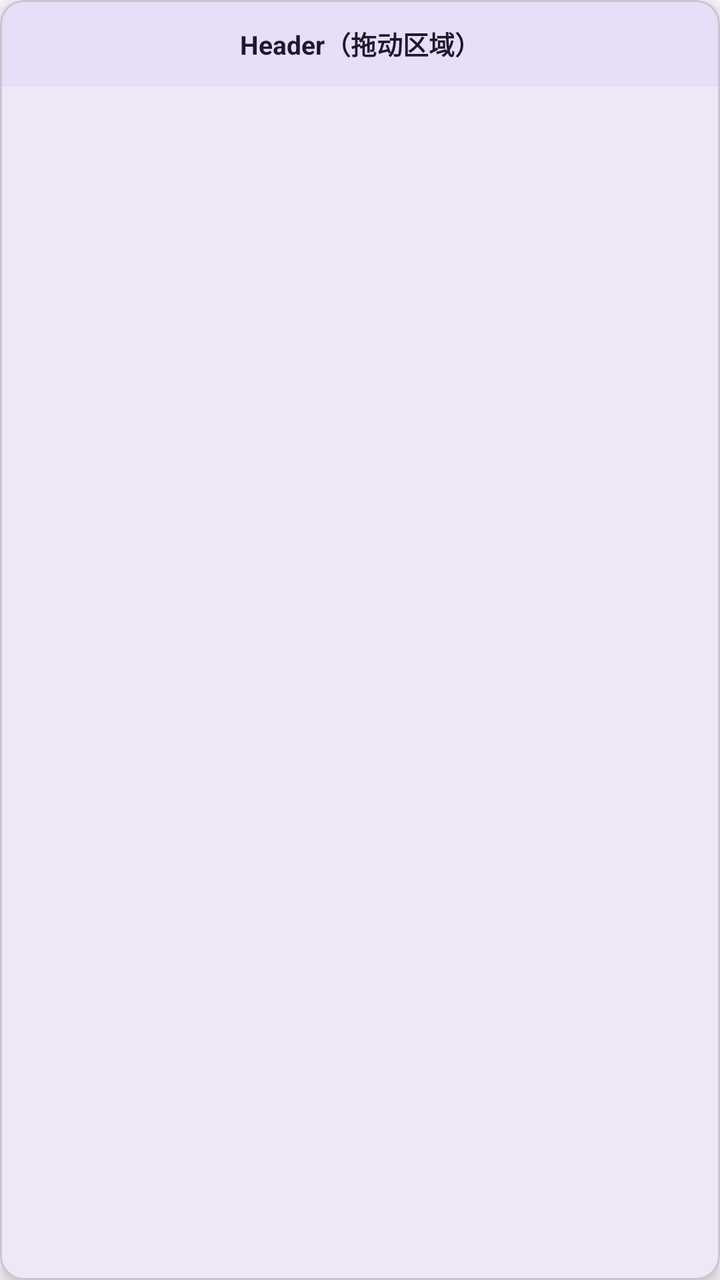
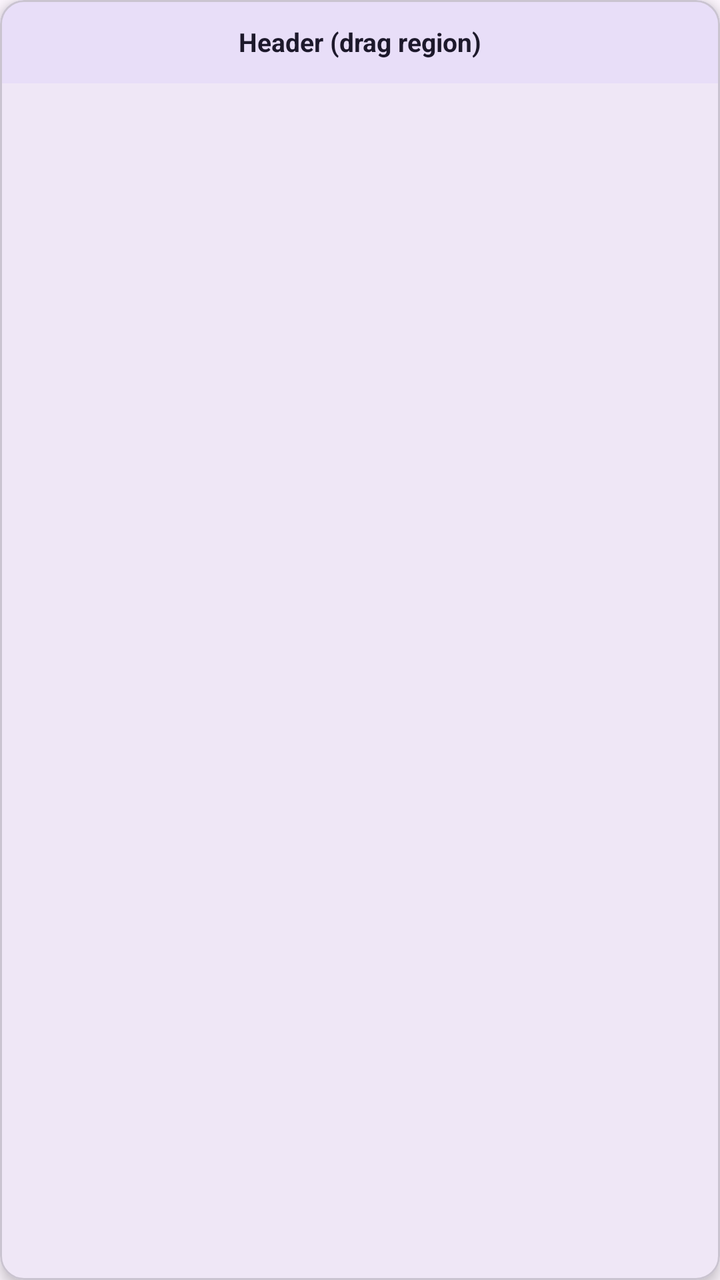

Compare the two renders of this Android layout. The source of the first and the diff that turns it into the second are given below.
<!-- AndroidManifest.xml: application theme Theme.FloatingX -->
<!-- res/layout/fx_list.xml -->
<?xml version="1.0" encoding="utf-8"?>
<com.google.android.material.card.MaterialCardView xmlns:android="http://schemas.android.com/apk/res/android"
    xmlns:app="http://schemas.android.com/apk/res-auto"
    android:id="@+id/fxListCard"
    android:layout_width="220dp"
    android:layout_height="wrap_content"
    app:cardCornerRadius="12dp"
    app:cardElevation="4dp">

    <LinearLayout
        android:layout_width="match_parent"
        android:layout_height="wrap_content"
        android:orientation="vertical">

        <TextView
            android:id="@+id/tvHeader"
            android:layout_width="match_parent"
            android:layout_height="wrap_content"
            android:background="?attr/colorSecondaryContainer"
            android:gravity="center"
            android:padding="12dp"
            android:text="Header（拖动区域）"
            android:textColor="?attr/colorOnSecondaryContainer"
            android:textSize="13sp"
            android:textStyle="bold" />

        <androidx.recyclerview.widget.RecyclerView
            android:id="@+id/rv"
            android:layout_width="match_parent"
            android:layout_height="300dp" />
    </LinearLayout>
</com.google.android.material.card.MaterialCardView>
<!-- resources referenced by this layout -->
<resources>
  <style name="Theme.FloatingX" parent="Theme.Material3.DayNight.NoActionBar" />
</resources>

<!-- the commit's change to res/layout/fx_list.xml (unified diff, before → after) -->
@@ -19,7 +19,7 @@
             android:background="?attr/colorSecondaryContainer"
             android:gravity="center"
             android:padding="12dp"
-            android:text="Header（拖动区域）"
+            android:text="@string/fx_list_header"
             android:textColor="?attr/colorOnSecondaryContainer"
             android:textSize="13sp"
             android:textStyle="bold" />
<!-- resource entries referenced after the edit -->
@@ -1,5 +1,6 @@
 <!-- resources referenced by this layout -->
 <resources>
+  <string name="fx_list_header">Header (drag region)</string>
   <style name="Theme.FloatingX" parent="Theme.Material3.DayNight.NoActionBar" />
 </resources>
 
